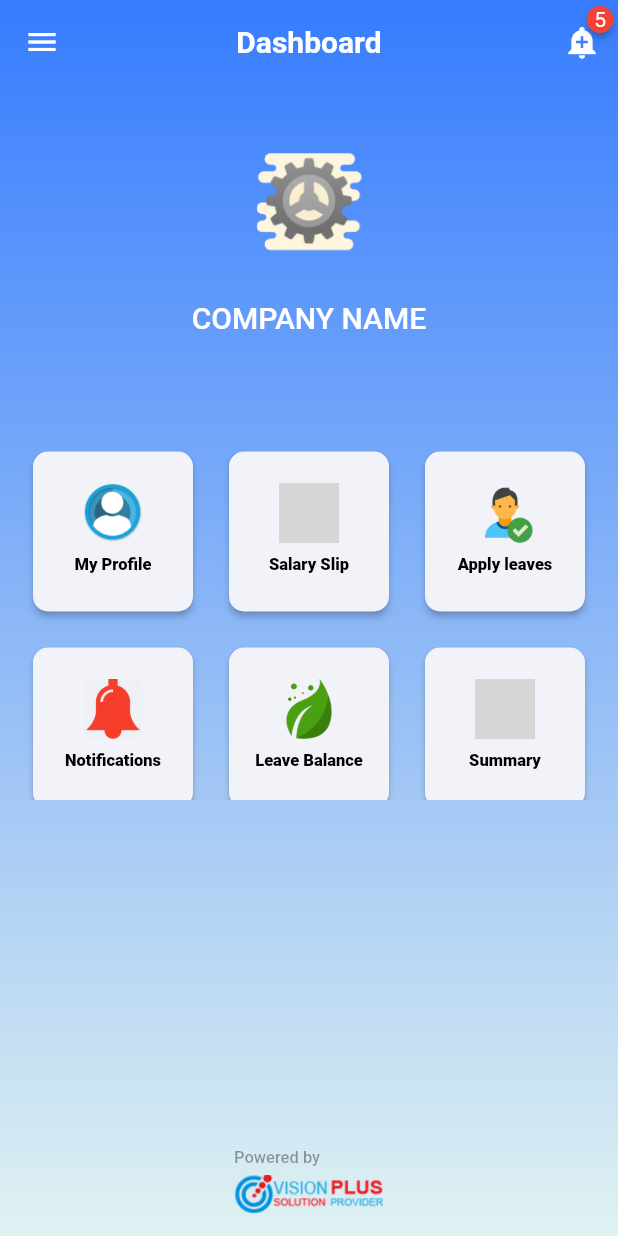
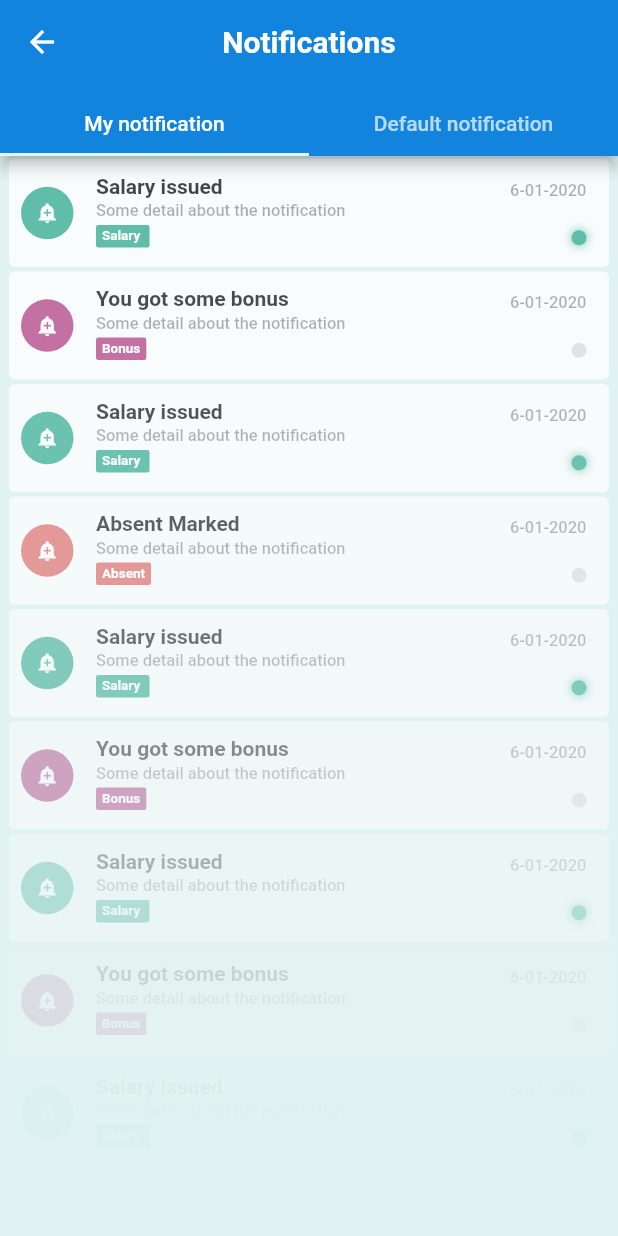
Before and after one commit to Nasirjavaid/Employee-Self-Service-Application, a Flutter app: the DashbordScreen screen opened directly, after a tap on "Notifications", on a phone screen of 412 x 824 dp. Run offline on Flutter 3.47's test engine with Material 2 defaults, Android fonts, the phone set to English and light mode, and no system bars; drawn by our look-alikes of badges; our stand-ins replace cached_network_image, carousel_slider, flutter_custom_clippers, google_fonts, pie_chart; network calls fail; grey boxes are pictures that could not be loaded.

Commit message:
My Notification screen done

```diff
--- a/lib/config/appTheme.dart
+++ b/lib/config/appTheme.dart
@@ -60,6 +60,7 @@ class AppTheme {
   static Color pieChartBackgroundColor6 = Color(0xFFf7eded);
   static Color netPayAbleSalary = Color(0xFF870707);
   static Color salarySlipDateColor = Color(0xFF624699);
+  static Color salarySlipDateColorBackgrpund = Color(0xFFe4cef5);
 
   static List<Color> pieCahrtColourList1 =[pieChart1Color1,pieChart1Color3];
   static List<Color> pieCahrtColourList2 =[pieChart2Color1,pieChart2Color2,pieChart2Color3];
--- a/lib/ui/DashboardScreen/dashbordScreen.dart
+++ b/lib/ui/DashboardScreen/dashbordScreen.dart
@@ -5,9 +5,9 @@ import 'package:ess_application/ui/DashboardScreen/myNavDrawer.dart';
 import 'package:ess_application/ui/EmployeeLeaveBalanceScreen/EmployeeLeaveBalanceScreen.dart';
 import 'package:ess_application/ui/EmployeeLeaveFormScreen/employeeLeaveApplicationForm.dart';
 import 'package:ess_application/ui/SalarySlipScreen/salarySlipItemsListViewVertical.dart';
-import 'package:ess_application/ui/SalarySlipScreen/salarySlipScreen.dart';
 import 'package:ess_application/ui/UserProfileScreen/userProfileScreen.dart';
 import 'package:flutter/material.dart';
+import 'package:ess_application/ui/NotificationScreen/notificationScreen.dart';
 
 class DashbordScreen extends StatefulWidget {
   @override
@@ -157,7 +157,13 @@ class _DashbordScreenState extends State<DashbordScreen> {
                     builder: (context) => EmployeeLeaveApplicationForm()));
           }, "Apply leaves"),
           buildCardWithIcon(
-              notificationsImageLink, context, () {}, "Notifications"),
+              notificationsImageLink, context, () {
+
+  Navigator.push(context,
+                MaterialPageRoute(builder: (context) => NotificationScreen()));
+
+
+              }, "Notifications"),
           buildCardWithIcon(leavebalanceImageLink, context, () {
             Navigator.push(
                 context,
--- a/lib/ui/EmployeeLeaveBalanceScreen/employeeLeaveBalanceScreen.dart
+++ b/lib/ui/EmployeeLeaveBalanceScreen/employeeLeaveBalanceScreen.dart
@@ -82,7 +82,7 @@ class _EmployeeLeaveBalanceScreenState
         iconTheme: IconThemeData(color: Colors.white),
         centerTitle: true,
         elevation: 0,
-        backgroundColor: AppTheme.drawerBackgroundColor1,
+        backgroundColor: AppTheme.drawerBackgroundColor2,
         title: Text(
           "Leave Balance",
           style: Theme.of(context)
--- a/lib/ui/EmployeeLeaveFormScreen/employeeLeaveApplicationForm.dart
+++ b/lib/ui/EmployeeLeaveFormScreen/employeeLeaveApplicationForm.dart
@@ -384,7 +384,7 @@ class _EmployeeLeaveApplicationFormState
                 const EdgeInsets.symmetric(vertical: 5.0, horizontal: 42.0),
             child: Text(
               "Apply",
-              style: Theme.of(context).textTheme.button
+              style: Theme.of(context).textTheme.button.copyWith(color:AppTheme.drawerBackgroundColor2,fontWeight:FontWeight.w700)
             ),
           ),
           onPressed: () {
--- a/lib/ui/LeaveApplicationScreen/leaveApplicationScreen.dart
+++ b/lib/ui/LeaveApplicationScreen/leaveApplicationScreen.dart
@@ -25,7 +25,7 @@ class _LeaveApplicationScreenState extends State<LeaveApplicationScreen> {
         appBar: AppBar(
           // Add AppBar here only
 
-          backgroundColor: AppTheme.drawerBackgroundColor1,
+          backgroundColor: AppTheme.drawerBackgroundColor2,
           elevation: 0.0,
           title: Text(
             "Leave Requests (5)",
@@ -43,7 +43,7 @@ class _LeaveApplicationScreenState extends State<LeaveApplicationScreen> {
                 onPressed: null)
           ],
         ),
-        backgroundColor: AppTheme.drawerBackgroundColor1,
+        backgroundColor: AppTheme.drawerBackgroundColor2,
         body: _mainBody());
   }
 
--- /dev/null
+++ b/lib/ui/NotificationScreen/myNotificationsListItemCard.dart
@@ -0,0 +1,288 @@
+import 'package:ess_application/config/appTheme.dart';
+import 'package:flutter/material.dart';
+
+class MyNotificationsListItemCard extends StatelessWidget {
+  AnimationController animationController;
+  Animation<dynamic> animation;
+
+  BuildContext context;
+  int index;
+  MyNotificationsListItemCard(
+      {this.context, this.index, this.animationController, this.animation});
+
+  @override
+  Widget build(BuildContext context) {
+    return Container(
+      width: MediaQuery.of(context).size.width,
+      child: listTile(context, index),
+    );
+  }
+
+  Widget listTile(BuildContext context, int index) {
+    return FadeTransition(
+      opacity: animation,
+      child: Padding(
+          padding: const EdgeInsets.only(left: 0.0, right: 0),
+          child: InkWell(
+            child: Column(
+              children: [
+                SizedBox(
+                  height: 1,
+                ),
+                Padding(
+                  padding: const EdgeInsets.symmetric(vertical:1,horizontal:6),
+                  child: Container(
+                    decoration: BoxDecoration(
+                        color: Colors.white,
+                        borderRadius: BorderRadius.all(Radius.circular(4))),
+                    child: Padding(
+                      padding: const EdgeInsets.only(left: 8.0),
+                      child: Column(children: [
+                        // SizedBox(
+                        //   height: 8,
+                        // ),
+                        Row(
+                          children: [
+                            Material(
+                                color: index % 2 == 0
+                                    ? AppTheme.pieChart1Color3
+                                    : index % 3 == 0
+                                        ? AppTheme.pieChartBackgroundColor3
+                                        : AppTheme.pieChart2Color2,
+                                shape: CircleBorder(),
+                                child: Padding(
+                                  padding: const EdgeInsets.all(10.0),
+                                  child: Icon(Icons.add_alert,
+                                      color: Colors.white, size: 15.0),
+                                )),
+                            SizedBox(
+                              width: 15,
+                            ),
+                            Padding(
+                              padding: const EdgeInsets.only(top:0.0,bottom: 5),
+                              child: Column(
+                                  crossAxisAlignment: CrossAxisAlignment.start,
+                                  children: [
+                                   SizedBox(
+                                      height: 10,
+                                    ),
+                                        index % 2 == 0
+                                            ? Container(
+                                                width: 100,
+                                                child: Text(
+                                                  "Salary issued",
+                                                  overflow: TextOverflow.ellipsis,
+                                                  maxLines: 1,
+                                                  style: Theme.of(context)
+                                                      .textTheme
+                                                      .bodyText1
+                                                      .copyWith(
+                                                          color: Colors.black87,
+                                                          fontSize: 14,
+                                                          fontWeight:
+                                                              FontWeight.w600),
+                                                ),
+                                              )
+                                            : index % 3 == 0
+                                                ? Text(
+                                                    "Absent Marked",
+                                                    overflow: TextOverflow.ellipsis,
+                                                    maxLines: 1,
+                                                    style: Theme.of(context)
+                                                        .textTheme
+                                                        .bodyText1
+                                                        .copyWith(
+                                                            color: Colors.black87,
+                                                            fontSize: 14,
+                                                            fontWeight:
+                                                                FontWeight.w600),
+                                                  )
+                                                : Text(
+                                                    "You got some bonus",
+                                                    overflow: TextOverflow.ellipsis,
+                                                    maxLines: 1,
+                                                    style: Theme.of(context)
+                                                        .textTheme
+                                                        .bodyText1
+                                                        .copyWith(
+                                                            color: Colors.black87,
+                                                            fontSize: 14,
+                                                            fontWeight:
+                                                                FontWeight.w600),
+                                                  ),
+
+
+                                    SizedBox(
+                                      height: 2,
+                                    ),
+                                    Text(
+                                      "Some detail about the notification",
+                                      style: Theme.of(context)
+                                          .textTheme
+                                          .bodyText1
+                                          .copyWith(
+                                              color: Colors.black38,
+                                              fontWeight: FontWeight.w500),
+                                    ),
+                                    SizedBox(
+                                      height: 3,
+                                    ),
+                                    index % 2 == 0
+                                        ? Container(
+                                            decoration: BoxDecoration(
+                                                color: AppTheme.pieChart1Color3,
+                                                borderRadius: BorderRadius.all(
+                                                    Radius.circular(1.5))),
+                                            child: Padding(
+                                              padding: const EdgeInsets.only(
+                                                  top: 2.0,
+                                                  bottom: 2,
+                                                  left: 4,
+                                                  right: 4),
+                                              child: Text(
+                                                "Salary ",
+                                                style: Theme.of(context)
+                                                    .textTheme
+                                                    .bodyText1
+                                                    .copyWith(
+                                                        color: Colors.white,
+                                                        fontSize: 9,
+                                                        fontWeight:
+                                                            FontWeight.w700),
+                                              ),
+                                            ),
+                                          )
+                                        : index % 3 == 0
+                                            ? Container(
+                                                decoration: BoxDecoration(
+                                                    color: AppTheme
+                                                        .pieChartBackgroundColor3,
+                                                    borderRadius: BorderRadius.all(
+                                                        Radius.circular(1.5))),
+                                                child: Padding(
+                                                  padding: const EdgeInsets.only(
+                                                      top: 2.0,
+                                                      bottom: 2,
+                                                      left: 4,
+                                                      right: 4),
+                                                  child: Text(
+                                                    "Absent",
+                                                    style: Theme.of(context)
+                                                        .textTheme
+                                                        .bodyText1
+                                                        .copyWith(
+                                                            color: Colors.white,
+                                                            fontSize: 9,
+                                                            fontWeight:
+                                                                FontWeight.w700),
+                                                  ),
+                                                ),
+                                              )
+                                            : Container(
+                                                decoration: BoxDecoration(
+                                                    color: AppTheme.pieChart2Color2,
+                                                    borderRadius: BorderRadius.all(
+                                                        Radius.circular(1.5))),
+                                                child: Padding(
+                                                  padding: const EdgeInsets.only(
+                                                      top: 2.0,
+                                                      bottom: 2,
+                                                      left: 4,
+                                                      right: 4),
+                                                  child: Text(
+                                                    "Bonus",
+                                                    style: Theme.of(context)
+                                                        .textTheme
+                                                        .bodyText1
+                                                        .copyWith(
+                                                            color: Colors.white,
+                                                            fontSize: 9,
+                                                            fontWeight:
+                                                                FontWeight.w700),
+                                                  ),
+                                                ),
+                                              ),
+                                    SizedBox(
+                                      height: 8,
+                                    ),
+                                    // Container(
+                                    //   height: 1,
+                                    //   width: MediaQuery.of(context).size.width - 100,
+                                    //   color: AppTheme.divideColor,
+                                    // )
+                                  ]),
+                            ),
+                            Expanded(
+                              child: Padding(
+                                padding: const EdgeInsets.only(right:15.0),
+                                child: Column(
+                                  crossAxisAlignment: CrossAxisAlignment.end,
+                                  mainAxisAlignment: MainAxisAlignment.spaceBetween,
+                                  children: <Widget>[
+                                    Text(
+                                          "6-01-2020",
+                                          style:
+                                              Theme.of(context).textTheme.bodyText1.copyWith(color:Colors.black38),
+                                        ),
+
+                                        SizedBox(height: 20,),
+
+
+                                       index % 2 == 0 ? Container(
+                                        height: 10,
+                                        width: 10,
+
+                                        decoration: new BoxDecoration(
+                                          color: AppTheme.pieChart1Color3,
+                                          borderRadius:
+                                              BorderRadius.all(Radius.circular(5.0)),
+                                          boxShadow: <BoxShadow>[
+                                            BoxShadow(
+                                              color: AppTheme.pieChart1Color3,
+                                              offset: Offset(0.0, 0.0),
+                                              blurRadius: 5.0,
+                                            ),
+
+
+                                          ],
+                                        ),
+                                      ):Container(
+                                        height: 10,
+                                        width: 10,
+
+                                        decoration: new BoxDecoration(
+                                          color: Colors.black12,
+                                          borderRadius:
+                                              BorderRadius.all(Radius.circular(5.0)),
+                                          // boxShadow: <BoxShadow>[
+                                          //   BoxShadow(
+                                          //     color: AppTheme.pieChart1Color3,
+                                          //     offset: Offset(0.0, 0.0),
+                                          //     blurRadius: 5.0,
+                                          //   ),
+
+
+                                          // ],
+                                        ),
+                                      ),
+
+                                  ],
+                                ),
+                              ),
+                            ),
+
+
+
+                          ],
+                        ),
+                      ]),
+                    ),
+                  ),
+                ),
+              ],
+            ),
+            onTap: () {},
+          )),
+    );
+  }
+}
--- /dev/null
+++ b/lib/ui/NotificationScreen/myNotificationsListViewFragment.dart
@@ -0,0 +1,65 @@
+import 'package:ess_application/ui/NotificationScreen/myNotificationsListItemCard.dart';
+import 'package:flutter/material.dart';
+
+import 'package:ess_application/config/appTheme.dart';
+import 'package:ess_application/ui/SalarySlipScreen/salarySlipListViewVerticalItemCard.dart';
+
+class MyNotificationsListViewFragment extends StatelessWidget {
+  AnimationController animationController;
+  List category;
+
+  MyNotificationsListViewFragment({
+    this.animationController,
+    this.category,
+  });
+
+  @override
+  Widget build(BuildContext context) {
+    return Container(
+      child: Scaffold(
+        backgroundColor: AppTheme.pieChartBackgroundColor,
+        // appBar: AppBar(
+
+        //   backgroundColor: AppTheme.drawerBackgroundColor2,
+        //   elevation: 0.0,
+        //   title: Text(
+        //     "Salary Slips",
+        //     style: Theme.of(context)
+        //         .textTheme
+        //         .title
+        //         .copyWith(color: Colors.white, fontWeight: FontWeight.w600),
+        //   ),
+        //   centerTitle: true,
+        //   iconTheme: new IconThemeData(color: Colors.white),
+
+        //   actions: [],
+        // ),
+        body: _buildBody(context),
+      ),
+    );
+  }
+
+  Widget _buildBody(BuildContext context) {
+    return Container(
+      height: MediaQuery.of(context).size.height,
+      child: ListView.builder(
+          itemCount: category.length,
+          scrollDirection: Axis.vertical,
+          itemBuilder: (BuildContext context, int index) {
+            final int count = category.length > 20 ? 10 : category.length;
+            final Animation<double> animation =
+                Tween<double>(begin: 0.0, end: 1.0).animate(CurvedAnimation(
+                    parent: animationController,
+                    curve: Interval((1 / count) * index, 1.0,
+                        curve: Curves.fastOutSlowIn)));
+            animationController.forward();
+
+            return MyNotificationsListItemCard(animation: animation,index: index,animationController: animationController,);
+            // return SalarySlipListViewVerticalItemCard(
+            //   animation: animation,
+            //   animationController: animationController,
+            // );
+          }),
+    );
+  }
+}
--- /dev/null
+++ b/lib/ui/NotificationScreen/notificationScreen.dart
@@ -0,0 +1,85 @@
+import 'package:ess_application/config/appTheme.dart';
+import 'package:ess_application/ui/NotificationScreen/myNotificationsListViewFragment.dart';
+import 'package:flutter/material.dart';
+
+class NotificationScreen extends StatefulWidget {
+  @override
+  _NotificationScreenState createState() => _NotificationScreenState();
+}
+
+class _NotificationScreenState extends State<NotificationScreen>
+    with TickerProviderStateMixin {
+  AnimationController animationController;
+  List category = [
+    1,
+    1,
+    1,
+    1,
+    1,
+    1,
+    11,
+    1,
+    1,
+    1,
+    1,
+    1,
+    1,
+    1,
+    1,
+    1,
+  ];
+
+  @override
+  void initState() {
+    animationController = AnimationController(
+        duration: const Duration(milliseconds: 2000), vsync: this);
+    super.initState();
+  }
+
+  Future<bool> getData() async {
+    await Future<dynamic>.delayed(const Duration(milliseconds: 50));
+    return true;
+  }
+
+  @override
+  Widget build(BuildContext context) {
+    return Container(
+      child: DefaultTabController(
+        length: 2,
+        child: Scaffold(
+          backgroundColor: AppTheme.pieChartBackgroundColor,
+          appBar: AppBar(
+            iconTheme: new IconThemeData(color: Colors.white),
+            backgroundColor: AppTheme.drawerBackgroundColor2,
+            title: Text(
+              "Notifications",
+              style: Theme.of(context)
+                  .textTheme
+                  .title
+                  .copyWith(color: Colors.white, fontWeight: FontWeight.w600),
+            ),
+            centerTitle: true,
+            bottom: TabBar(
+              indicatorColor: AppTheme.pieChartBackgroundColor4,
+              // isScrollable: true,
+              tabs: <Widget>[
+                Container(
+                    height: 40, child: Center(child: Text("My notification"))),
+                Container(
+                    height: 40,
+                    child: Center(child: Text("Default notification"))),
+              ],
+            ),
+          ),
+          body: TabBarView(children: [
+            MyNotificationsListViewFragment(
+              animationController: animationController,
+              category: category,
+            ),
+            Text("Default Notifications"),
+          ]),
+        ),
+      ),
+    );
+  }
+}
--- a/lib/ui/SalarySlipScreen/salarySlipItemsListViewVertical.dart
+++ b/lib/ui/SalarySlipScreen/salarySlipItemsListViewVertical.dart
@@ -21,7 +21,7 @@ class _SalarySlipItemsListViewVericalState
     1,
     11,
     1,
-    1,
+    1,1,1,1,1,1,1,1,
   ];
 
   AnimationController animationController;
@@ -44,7 +44,7 @@ class _SalarySlipItemsListViewVericalState
       child: Scaffold(
         backgroundColor: AppTheme.pieChartBackgroundColor,
         appBar: AppBar(
-          // Add AppBar here only
+
 
           backgroundColor: AppTheme.drawerBackgroundColor2,
           elevation: 0.0,
--- a/lib/ui/SalarySlipScreen/salarySlipScreen.dart
+++ b/lib/ui/SalarySlipScreen/salarySlipScreen.dart
@@ -187,7 +187,7 @@ class _SalarySlipScreenState extends State<SalarySlipScreen> {
                     context,
                     "Employee No.",
                     "234636",
-                    AppTheme.pieChartBackgroundColor,
+                    AppTheme.pieChartBackgroundColor4,
                     100,
                     12,
                     13,
--- a/lib/ui/UserProfileScreen/userProfileScreen.dart
+++ b/lib/ui/UserProfileScreen/userProfileScreen.dart
@@ -21,7 +21,7 @@ class _UserProfileScreenState extends State<UserProfileScreen> {
         appBar: AppBar(
           // Add AppBar here only
 
-          backgroundColor: AppTheme.drawerBackgroundColor1,
+          backgroundColor: AppTheme.drawerBackgroundColor2,
           elevation: 0.0,
           title: Text("My Profile",style: Theme.of(context).textTheme.title.copyWith(color:Colors.white,fontWeight:FontWeight.w600),),
           centerTitle: true,
@@ -107,8 +107,8 @@ class _UserProfileScreenState extends State<UserProfileScreen> {
     return Container(
       decoration: BoxDecoration(
           gradient: LinearGradient(colors: [
-        AppTheme.drawerBackgroundColor1,
-        AppTheme.drawerBackgroundColor1
+        AppTheme.drawerBackgroundColor2,
+        AppTheme.drawerBackgroundColor2
       ], begin: Alignment.bottomLeft, end: Alignment.topRight)),
       height: 140,
       child: Center(child: Text("")),
--- a/pubspec.yaml
+++ b/pubspec.yaml
@@ -25,11 +25,12 @@ dependencies:
     sdk: flutter
   cached_network_image: ^2.0.0
   carousel_slider: ^1.3.0
-  google_fonts: ^1.1.0
+
   flutter_custom_clippers: ^1.1.1
   badges: ^1.1.1
   font_awesome_flutter: ^8.8.1
   pie_chart: ^3.1.1
+  google_fonts: ^1.1.0
 
 
   # The following adds the Cupertino Icons font to your application.
@@ -54,6 +55,8 @@ flutter:
   # To add assets to your application, add an assets section, like this:
   assets:
     - assets/images/newsummary.png
+    - assets/design_course/interFace4.png
+    - assets/design_course/webInterFace.png
     - assets/images/visionplus.png
     - assets/images/leavebalance.png
     - assets/images/notifications.png
```
Also changed, not shown: lib/ui/SalarySlipScreen/salarySlipListViewVerticalItemCard.dart (+124 -27 lines), flutter_01.png (added), flutter_02.png (added), lib/ui/NotificationScreen/defaultNotificationsListItemCard.dart (added), lib/ui/NotificationScreen/defaultNotificationsListViewFragment.dart (added), pubspec.lock.
